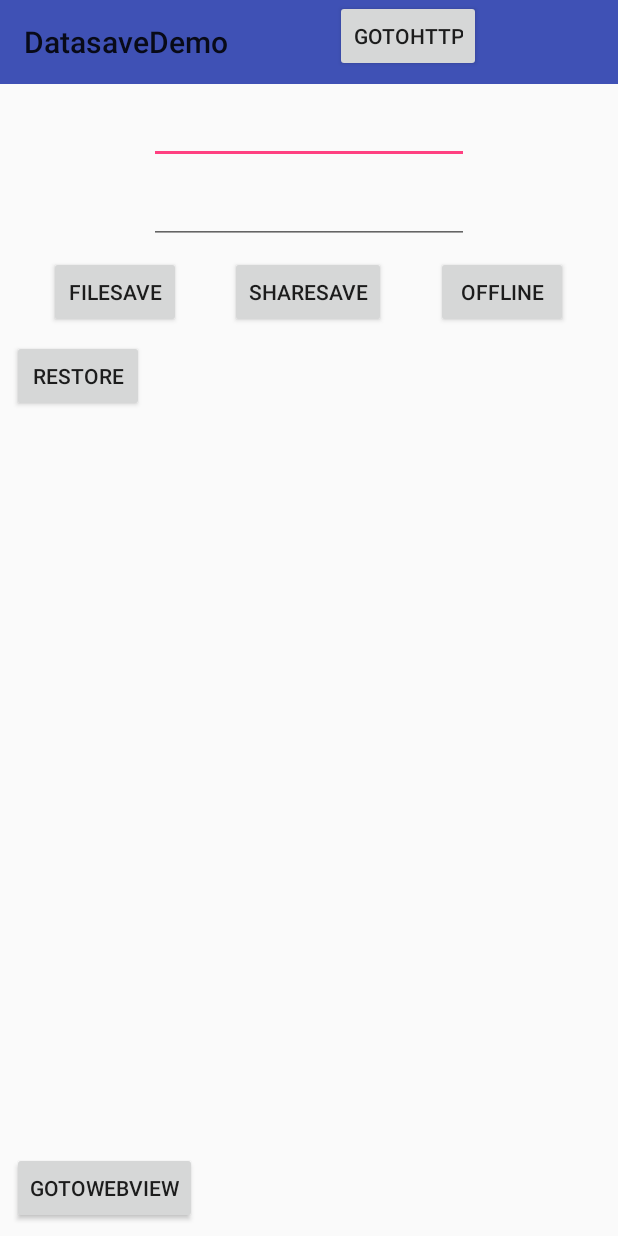
After one commit to JuiceYY/AndroidPractice, an Android app: the DataSaveDemoActivity screen opened directly, with no data from a screen before it, on a phone screen of 412 x 824 dp. The commit adds this screen. Run offline under Robolectric (Android 15) with nearby library versions, the phone set to English and light mode, and no system bars.

Commit message:
Second commit

```diff
--- a/build.gradle
+++ b/build.gradle
@@ -27,4 +27,5 @@ dependencies {
     androidTestImplementation 'com.android.support.test:runner:1.0.2'
     androidTestImplementation 'com.android.support.test.espresso:espresso-core:3.0.2'
     implementation 'de.hdodenhof:circleimageview:2.2.0'
+    implementation 'com.squareup.okhttp3:okhttp:3.11.0'
 }
--- a/src/main/java/cn/istary/material/BaseActivity.java
+++ b/src/main/java/cn/istary/material/BaseActivity.java
@@ -68,4 +68,5 @@ public class BaseActivity extends AppCompatActivity {
             builder.show();
         }
     }
+
 }
--- /dev/null
+++ b/src/main/java/cn/istary/material/DataSaveDemoActivity.java
@@ -0,0 +1,148 @@
+package cn.istary.material;
+
+import android.app.ActivityManager;
+import android.content.Context;
+import android.content.Intent;
+import android.content.SharedPreferences;
+import android.net.ConnectivityManager;
+import android.support.v7.app.AppCompatActivity;
+import android.os.Bundle;
+import android.view.View;
+import android.widget.Button;
+import android.widget.EditText;
+import android.widget.TextView;
+import android.widget.Toast;
+
+import java.io.BufferedWriter;
+import java.io.FileNotFoundException;
+import java.io.FileOutputStream;
+import java.io.IOException;
+import java.io.OutputStreamWriter;
+
+public class DataSaveDemoActivity extends BaseActivity implements View.OnClickListener{
+
+    private Button fileSaveButton;
+    private Button shareSaveButton;
+    private Button forceofflineButton;
+    private EditText dataEdit1;
+    private EditText dataEdit2;
+    private Button restoreButton;
+    private TextView restoreText;
+    private Button gotoWebview;
+    private Button gotoHTTP;
+
+    private String data;
+    private String data2;
+
+
+    @Override
+    protected void onCreate(Bundle savedInstanceState) {
+        super.onCreate(savedInstanceState);
+        setContentView(R.layout.activity_datasave_demo);
+
+        fileSaveButton = findViewById(R.id.file_save_button);
+        shareSaveButton = findViewById(R.id.share_save_button);
+        forceofflineButton = findViewById(R.id.filedemo_forceoffline);
+        dataEdit1 = findViewById(R.id.dataEdit1);
+        dataEdit2 = findViewById(R.id.dataEdit2);
+        restoreButton = findViewById(R.id.restore_button);
+        restoreText = findViewById(R.id.restore_text);
+        gotoWebview = findViewById(R.id.goto_webview);
+        gotoHTTP = findViewById(R.id.goto_http);
+
+        //所有button对应一个监听，实现OnClickListener接口
+        fileSaveButton.setOnClickListener(this);
+        shareSaveButton.setOnClickListener(this);
+        forceofflineButton.setOnClickListener(this);
+        restoreButton.setOnClickListener(this);
+        gotoWebview.setOnClickListener(this);
+        gotoHTTP.setOnClickListener(this);
+
+        data = dataEdit1.getText().toString();
+        data2 = dataEdit2.getText().toString();
+
+    }
+
+    //实现OnClickListener接口重写onClick
+
+    //为什么用button不能保存？？？
+    @Override
+    public void onClick(View view) {
+        //通过view.getId()得到点击的按钮的id
+        switch (view.getId()){
+            case R.id.filedemo_forceoffline:
+                Toast.makeText(DataSaveDemoActivity.this, "forceofflinebutton clicked", Toast.LENGTH_SHORT).show();
+                Intent intent = new Intent("cn.istary.broadcastforceoffline.FORCE_OFFLINE");
+                sendBroadcast(intent);
+                break;
+            case R.id.file_save_button:
+                Toast.makeText(DataSaveDemoActivity.this, "filesavebutton clicked", Toast.LENGTH_SHORT).show();
+                saveWithFile(data);
+                break;
+            case R.id.share_save_button:
+                Toast.makeText(DataSaveDemoActivity.this, "sharedpreferencesavebutton clicked", Toast.LENGTH_SHORT).show();
+                saveWithSharedpreference(data);
+                break;
+            case R.id.restore_button:
+                restoreData();
+                break;
+            case R.id.goto_webview:
+                Intent intent1 = new Intent(DataSaveDemoActivity.this, WebviewActivity.class);
+                startActivity(intent1);
+            case R.id.goto_http:
+                Intent intent2 = new Intent(DataSaveDemoActivity.this, HttpActivity.class);
+                startActivity(intent2);
+        }
+    }
+
+    @Override
+    protected void onDestroy() {
+        super.onDestroy();
+        String inputtext = dataEdit1.getText().toString();
+        saveWithFile(inputtext);
+    }
+
+    private void saveWithFile(String data){
+        FileOutputStream fileOutputStream = null;
+        try {
+            fileOutputStream = openFileOutput("data", Context.MODE_PRIVATE);
+        } catch (FileNotFoundException e) {
+            e.printStackTrace();
+        }
+        BufferedWriter bufferedWriter = new BufferedWriter(new OutputStreamWriter(fileOutputStream));
+        try {
+            bufferedWriter.write(data);
+            Toast.makeText(DataSaveDemoActivity.this, "the string has been saved", Toast.LENGTH_SHORT).show();
+        } catch (IOException e) {
+            e.printStackTrace();
+        } finally {
+            if(bufferedWriter != null){
+                try {
+                    bufferedWriter.close();
+                } catch (IOException e) {
+                    e.printStackTrace();
+                }
+            }
+        }
+    }
+
+
+    private void saveWithSharedpreference(String data){
+        SharedPreferences.Editor editor = getSharedPreferences("data", MODE_PRIVATE).edit();
+        editor.putString("name", "Tom");
+        editor.putInt("age", 28);
+        editor.putBoolean("married", false);
+        editor.putString("edittext2", data2);
+        editor.apply();
+    }
+
+    private void restoreData(){
+        SharedPreferences sharedPreferences = getSharedPreferences("data", MODE_PRIVATE);
+        String name = sharedPreferences.getString("name", "");
+        int age = sharedPreferences.getInt("age", 0);
+        boolean married = sharedPreferences.getBoolean("married", false);
+        String string = sharedPreferences.getString("edittext2", "");
+        restoreText.setText(name+age+married+string);
+    }
+
+}
--- a/src/main/java/cn/istary/material/DrawerActivity.java
+++ b/src/main/java/cn/istary/material/DrawerActivity.java
@@ -48,6 +48,9 @@ public class DrawerActivity extends BaseActivity implements View.OnClickListener
                         Intent intent = new Intent("cn.istary.broadcastforceoffline.FORCE_OFFLINE");
                         sendBroadcast(intent);
                         break;
+                    case R.id.nav_datasave_demo:
+                        Intent intent1 = new Intent(DrawerActivity.this, DataSaveDemoActivity.class);
+                        startActivity(intent1);
                     default:
                         drawerLayout.closeDrawers();
                         break;
--- /dev/null
+++ b/src/main/java/cn/istary/material/util/HttpUtil.java
@@ -0,0 +1,6 @@
+package cn.istary.material.util;
+
+public class HttpUtil {
+
+
+}
--- /dev/null
+++ b/src/main/res/layout/activity_datasave_demo.xml
@@ -0,0 +1,124 @@
+<?xml version="1.0" encoding="utf-8"?>
+<android.support.constraint.ConstraintLayout xmlns:android="http://schemas.android.com/apk/res/android"
+    xmlns:app="http://schemas.android.com/apk/res-auto"
+    xmlns:tools="http://schemas.android.com/tools"
+    android:layout_width="match_parent"
+    android:layout_height="match_parent"
+    tools:context=".DataSaveDemoActivity">
+
+    <android.support.v7.widget.Toolbar
+        android:id="@+id/toolbar2"
+        android:layout_width="match_parent"
+        android:layout_height="wrap_content"
+        android:background="?attr/colorPrimary"
+        android:minHeight="?attr/actionBarSize"
+        android:theme="?attr/actionBarTheme"
+        tools:layout_editor_absoluteX="18dp"
+        tools:layout_editor_absoluteY="0dp"
+        app:title="@string/datasave_demo"/>
+
+    <EditText
+        android:id="@+id/dataEdit1"
+        android:layout_width="wrap_content"
+        android:layout_height="wrap_content"
+        android:layout_marginEnd="8dp"
+        android:layout_marginStart="8dp"
+        android:layout_marginTop="8dp"
+        android:ems="10"
+        android:inputType="textPersonName"
+        app:layout_constraintEnd_toEndOf="parent"
+        app:layout_constraintStart_toStartOf="parent"
+        app:layout_constraintTop_toBottomOf="@+id/toolbar2" />
+
+    <EditText
+        android:id="@+id/dataEdit2"
+        android:layout_width="wrap_content"
+        android:layout_height="wrap_content"
+        android:layout_marginEnd="8dp"
+        android:layout_marginStart="8dp"
+        android:layout_marginTop="8dp"
+        android:ems="10"
+        android:inputType="textPersonName"
+        app:layout_constraintEnd_toEndOf="parent"
+        app:layout_constraintStart_toStartOf="parent"
+        app:layout_constraintTop_toBottomOf="@+id/dataEdit1" />
+
+    <Button
+        android:id="@+id/file_save_button"
+        android:layout_width="wrap_content"
+        android:layout_height="wrap_content"
+        android:layout_marginEnd="8dp"
+        android:layout_marginStart="8dp"
+        android:layout_marginTop="8dp"
+        android:text="FileSave"
+        app:layout_constraintEnd_toStartOf="@+id/share_save_button"
+        app:layout_constraintStart_toStartOf="parent"
+        app:layout_constraintTop_toBottomOf="@+id/dataEdit2" />
+
+    <Button
+        android:id="@+id/share_save_button"
+        android:layout_width="wrap_content"
+        android:layout_height="wrap_content"
+        android:layout_marginEnd="8dp"
+        android:layout_marginStart="8dp"
+        android:layout_marginTop="8dp"
+        android:text="ShareSave"
+        app:layout_constraintEnd_toEndOf="@+id/dataEdit2"
+        app:layout_constraintHorizontal_bias="0.494"
+        app:layout_constraintStart_toStartOf="@+id/dataEdit2"
+        app:layout_constraintTop_toBottomOf="@+id/dataEdit2" />
+
+    <Button
+        android:id="@+id/filedemo_forceoffline"
+        android:layout_width="wrap_content"
+        android:layout_height="wrap_content"
+        android:layout_marginEnd="8dp"
+        android:layout_marginStart="8dp"
+        android:layout_marginTop="8dp"
+        android:text="Offline"
+        app:layout_constraintEnd_toEndOf="parent"
+        app:layout_constraintStart_toEndOf="@+id/share_save_button"
+        app:layout_constraintTop_toBottomOf="@+id/dataEdit2" />
+
+    <Button
+        android:id="@+id/restore_button"
+        android:layout_width="wrap_content"
+        android:layout_height="wrap_content"
+        android:layout_marginStart="8dp"
+        android:layout_marginTop="8dp"
+        android:text="restore"
+        app:layout_constraintStart_toStartOf="parent"
+        app:layout_constraintTop_toBottomOf="@+id/file_save_button" />
+
+    <TextView
+        android:id="@+id/restore_text"
+        android:layout_width="0dp"
+        android:layout_height="30dp"
+        android:layout_marginEnd="8dp"
+        android:layout_marginStart="8dp"
+        android:layout_marginTop="8dp"
+        app:layout_constraintEnd_toEndOf="parent"
+        app:layout_constraintStart_toStartOf="parent"
+        app:layout_constraintTop_toBottomOf="@+id/restore_button" />
+
+    <Button
+        android:id="@+id/goto_webview"
+        android:layout_width="wrap_content"
+        android:layout_height="wrap_content"
+        android:layout_marginBottom="8dp"
+        android:layout_marginStart="8dp"
+        android:text="GOTOWEBVIEW"
+        app:layout_constraintBottom_toBottomOf="parent"
+        app:layout_constraintStart_toStartOf="parent" />
+
+    <Button
+        android:id="@+id/goto_http"
+        android:layout_width="wrap_content"
+        android:layout_height="wrap_content"
+        android:layout_marginEnd="8dp"
+        android:layout_marginStart="8dp"
+        android:text="gotohttp"
+        app:layout_constraintEnd_toEndOf="parent"
+        app:layout_constraintStart_toEndOf="@+id/goto_webview"
+        tools:layout_editor_absoluteY="511dp" />
+</android.support.constraint.ConstraintLayout>
--- a/src/main/res/menu/nav_menu.xml
+++ b/src/main/res/menu/nav_menu.xml
@@ -24,5 +24,7 @@
             android:id="@+id/nav_offline"
             android:icon="@drawable/nav_task"
             android:title="ForceOffline" />
+        <item android:id="@+id/nav_datasave_demo"
+            android:title="@string/datasave_demo"/>
     </group>
 </menu>
--- a/src/main/res/values/strings.xml
+++ b/src/main/res/values/strings.xml
@@ -15,4 +15,5 @@
     <string name="permission_rationale">"Contacts permissions are needed for providing email
         completions."
     </string>
+    <string name="datasave_demo">"DatasaveDemo"</string>
 </resources>
```
Also changed, not shown: src/main/AndroidManifest.xml (+5 -2 lines), src/main/java/cn/istary/material/HttpActivity.java (added, +113 -0 lines), src/main/java/cn/istary/material/WebviewActivity.java (added, +20 -0 lines), src/main/res/layout/activity_http.xml (added, +28 -0 lines), src/main/res/layout/activity_webview.xml (added, +15 -0 lines), 1 other file.
